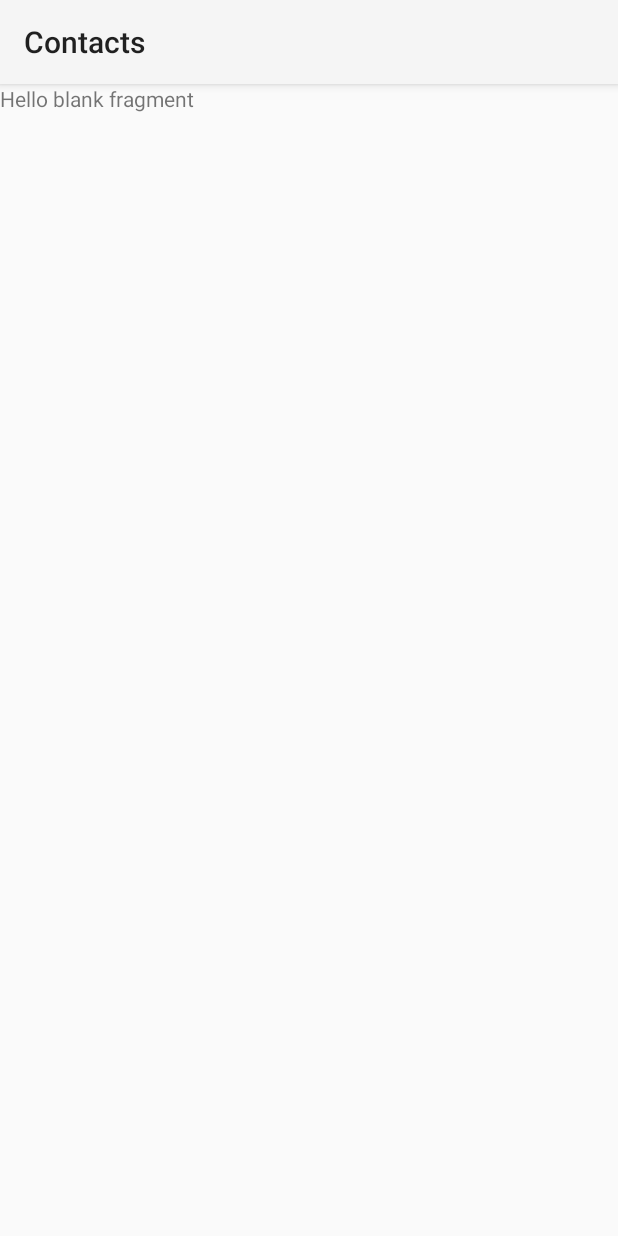
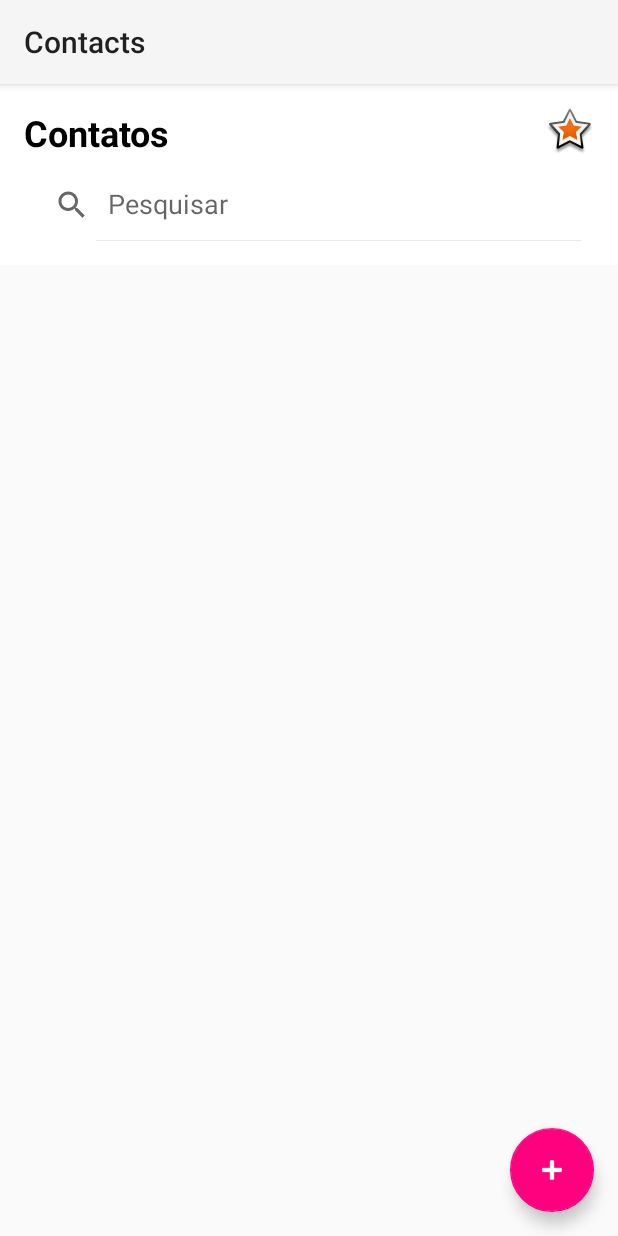
Before and after one commit to DijaniraMuachifi/contacts, an Android app: the fragment listagem shown on its own in the app's theme, on a phone screen of 412 x 824 dp. Run offline under Robolectric (Android 15) with nearby library versions, the phone set to English and light mode, and no system bars.

Commit message:
I add the direction of the panel

```diff
--- /dev/null
+++ b/app/src/main/res/drawable/search_view_background.xml
@@ -0,0 +1,4 @@
+<?xml version="1.0" encoding="utf-8"?>
+<selector xmlns:android="http://schemas.android.com/apk/res/android">
+
+</selector>
--- a/app/src/main/res/layout/fragment_listagem.xml
+++ b/app/src/main/res/layout/fragment_listagem.xml
@@ -1,14 +1,72 @@
 <?xml version="1.0" encoding="utf-8"?>
-<FrameLayout xmlns:android="http://schemas.android.com/apk/res/android"
+<RelativeLayout xmlns:android="http://schemas.android.com/apk/res/android"
+    xmlns:app="http://schemas.android.com/apk/res-auto"
     xmlns:tools="http://schemas.android.com/tools"
     android:layout_width="match_parent"
     android:layout_height="match_parent"
     tools:context=".listagem">
 
-    <!-- TODO: Update blank fragment layout -->
-    <TextView
+    <LinearLayout
+        android:id="@+id/headerLayout"
+        android:layout_width="match_parent"
+        android:layout_height="wrap_content"
+        android:orientation="vertical"
+        android:padding="16dp"
+        android:background="#FFFFFF">
+
+        <RelativeLayout
+            android:layout_width="match_parent"
+            android:layout_height="wrap_content">
+
+            <TextView
+                android:id="@+id/contactsTitle"
+                android:layout_width="wrap_content"
+                android:layout_height="wrap_content"
+                android:text="Contatos"
+                android:textSize="24sp"
+                android:textStyle="bold"
+                android:textColor="@android:color/black" />
+
+            <ImageView
+                android:id="@+id/favoriteIcon"
+                android:layout_width="wrap_content"
+                android:layout_height="wrap_content"
+                android:layout_alignParentEnd="true"
+                android:layout_centerVertical="true"
+                android:contentDescription="@string/favorites"
+                android:src="@android:drawable/star_big_on" />
+
+        </RelativeLayout>
+
+        <androidx.appcompat.widget.SearchView
+            android:id="@+id/searchView"
+            android:layout_width="match_parent"
+            android:layout_height="wrap_content"
+            android:layout_marginTop="8dp"
+            android:background="@drawable/search_view_background"
+            app:iconifiedByDefault="false"
+            app:queryHint="Pesquisar" />
+
+    </LinearLayout>
+
+    <androidx.recyclerview.widget.RecyclerView
+        android:id="@+id/recyclerView"
         android:layout_width="match_parent"
         android:layout_height="match_parent"
-        android:text="@string/hello_blank_fragment" />
+        android:layout_below="@id/headerLayout" />
 
-</FrameLayout>
+    <com.google.android.material.floatingactionbutton.FloatingActionButton
+        android:id="@+id/btnnew"
+        android:layout_width="wrap_content"
+        android:layout_height="wrap_content"
+        android:layout_alignParentEnd="true"
+        android:layout_alignParentBottom="true"
+        android:layout_margin="16dp"
+        android:contentDescription="@string/add_contact"
+        android:src="@android:drawable/ic_input_add"
+        app:backgroundTint="#FF007F"
+        app:fabSize="normal"
+        app:tint="@android:color/white"
+        tools:ignore="SpeakableTextPresentCheck" />
+
+</RelativeLayout>
--- a/app/src/main/res/values/strings.xml
+++ b/app/src/main/res/values/strings.xml
@@ -2,4 +2,6 @@
     <string name="app_name">Contacts</string>
     <!-- TODO: Remove or change this placeholder text -->
     <string name="hello_blank_fragment">Hello blank fragment</string>
+    <string name="add_contact" />
+    <string name="favorites" />
 </resources>
```
Also changed, not shown: app/src/main/res/navigation/navigation.xml (+42 -15 lines).
